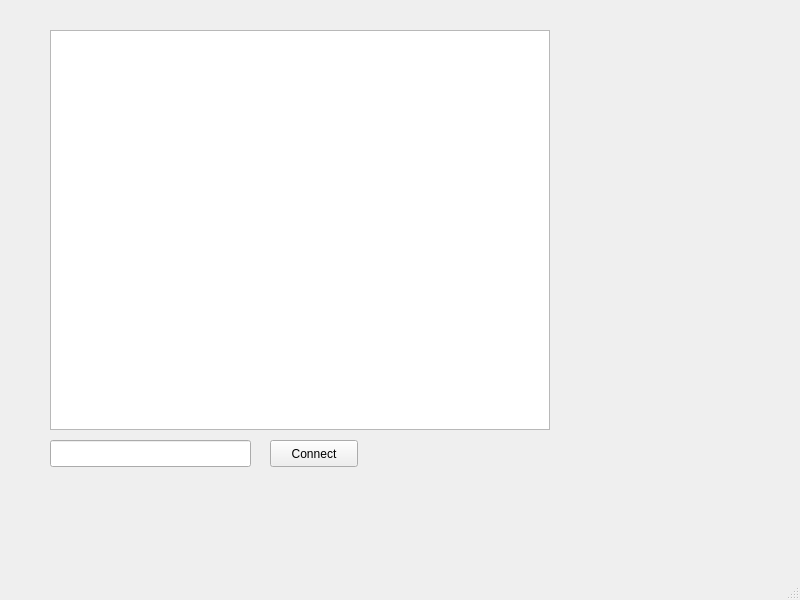
This is common/gui/src/MainWindowWin.ui in krisukox/PCs-connector as Qt 5 draws it before an edit. The edited form follows.
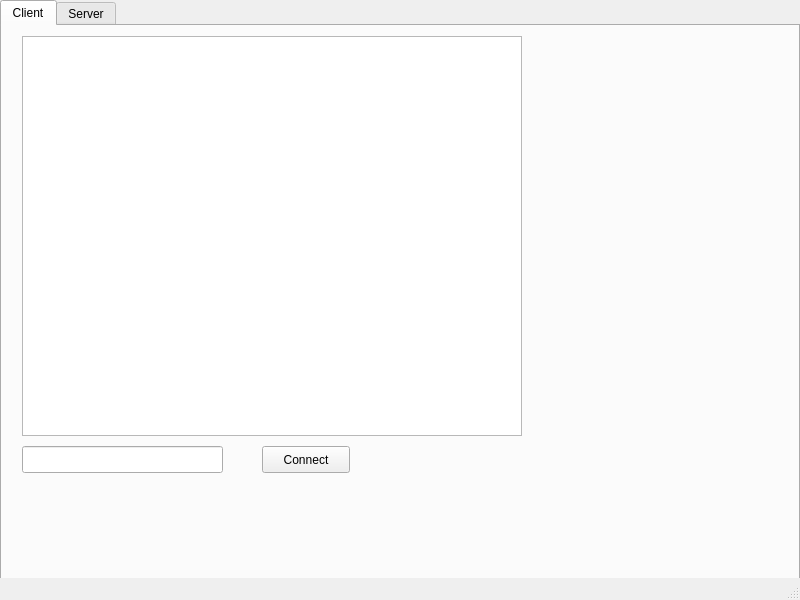
This is the edited form. The open tabs and pages were chosen to show the change.

The edit to the form file:
```diff
--- a/common/gui/src/MainWindowWin.ui
+++ b/common/gui/src/MainWindowWin.ui
@@ -17,21 +17,40 @@
    <property name="mouseTracking">
     <bool>true</bool>
    </property>
+   <widget class="QTabWidget" name="tabWidget">
+    <property name="geometry">
+     <rect>
+      <x>0</x>
+      <y>0</y>
+      <width>800</width>
+      <height>600</height>
+     </rect>
+    </property>
+    <property name="currentIndex">
+     <number>1</number>
+    </property>
+    <property name="tabsClosable">
+     <bool>false</bool>
+    </property>
+    <widget class="QWidget" name="clientTab">
+     <attribute name="title">
+      <string>Client</string>
+     </attribute>
    <widget class="QGraphicsView" name="graphicsView">
     <property name="geometry">
      <rect>
-      <x>50</x>
-      <y>30</y>
+        <x>20</x>
+        <y>10</y>
       <width>500</width>
       <height>400</height>
      </rect>
     </property>
    </widget>
-   <widget class="QLineEdit" name="textField">
+     <widget class="QLineEdit" name="textField2">
     <property name="geometry">
      <rect>
-      <x>50</x>
-      <y>440</y>
+        <x>20</x>
+        <y>420</y>
       <width>201</width>
       <height>27</height>
      </rect>
@@ -40,8 +59,8 @@
    <widget class="QPushButton" name="connectButton">
     <property name="geometry">
      <rect>
-      <x>270</x>
-      <y>440</y>
+        <x>260</x>
+        <y>420</y>
       <width>88</width>
       <height>27</height>
      </rect>
@@ -51,6 +70,13 @@
     </property>
    </widget>
   </widget>
+    <widget class="QWidget" name="serverTab">
+     <attribute name="title">
+      <string>Server</string>
+     </attribute>
+    </widget>
+   </widget>
+  </widget>
   <widget class="QMenuBar" name="menubar">
    <property name="geometry">
     <rect>
```
Left out of the diff: 2 changed lines with no effect on the pictures. Lines whose indentation alone changed are shown as unchanged.
